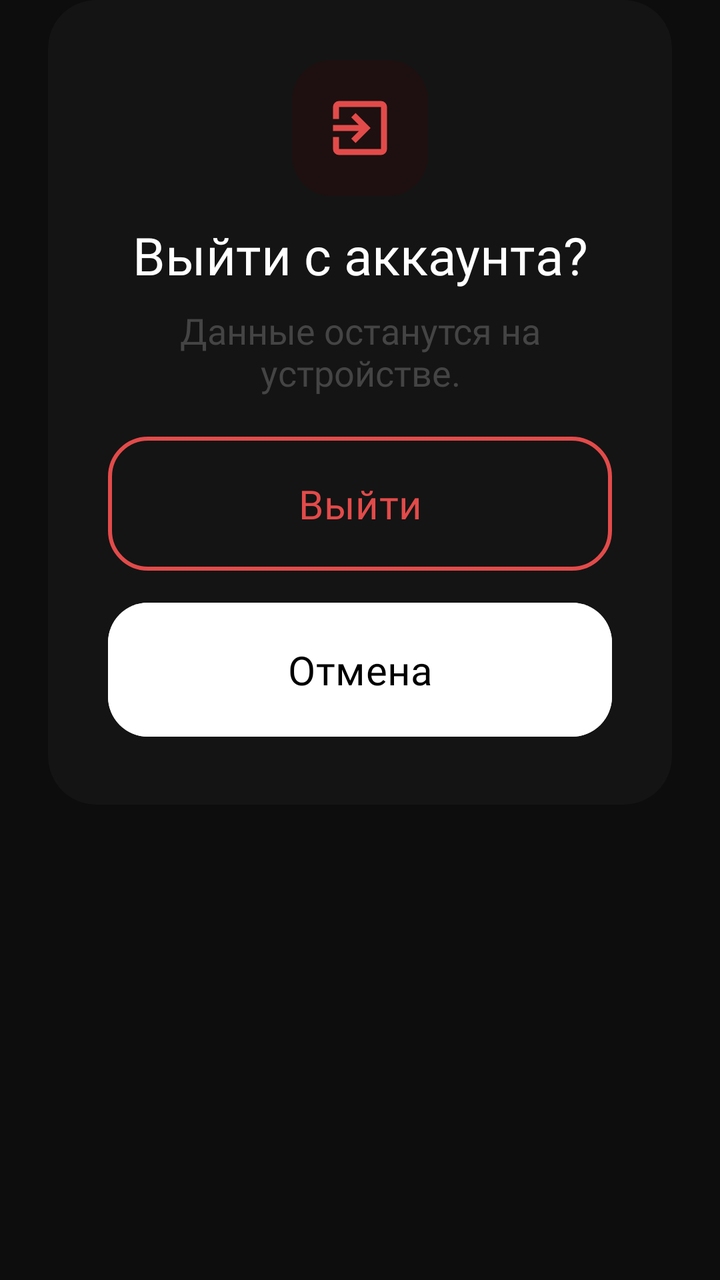
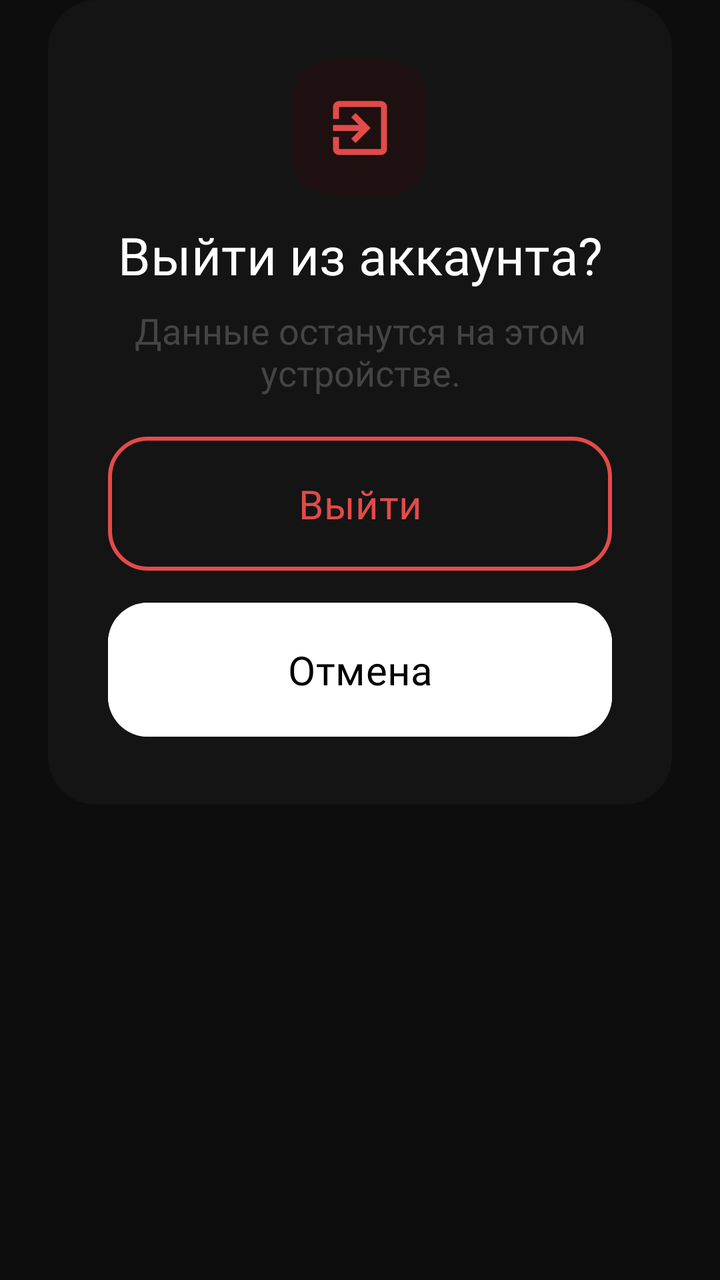

Before-and-after screenshots of an Android layout around one commit, followed by the original layout XML and the change that was made.
<!-- AndroidManifest.xml: application theme Theme.BoredomFocus -->
<!-- res/layout/dialog_sign_out.xml -->
<FrameLayout xmlns:android="http://schemas.android.com/apk/res/android"
    xmlns:app="http://schemas.android.com/apk/res-auto"
    android:layout_width="match_parent"
    android:layout_height="wrap_content"
    android:background="@android:color/transparent"
    android:paddingHorizontal="24dp">

    <com.google.android.material.card.MaterialCardView
        android:id="@+id/cardDialog"
        android:layout_width="match_parent"
        android:layout_height="wrap_content"
        app:cardBackgroundColor="#141414"
        app:cardCornerRadius="24dp"
        app:cardElevation="0dp"
        app:strokeWidth="0dp">

        <androidx.constraintlayout.widget.ConstraintLayout
            android:layout_width="match_parent"
            android:layout_height="wrap_content"
            android:paddingHorizontal="30dp"
            android:paddingVertical="30dp">

            <FrameLayout
                android:id="@+id/flLeaveBackground"
                android:layout_width="68dp"
                android:layout_height="68dp"
                android:background="@drawable/bg_ic_notification_off"
                app:layout_constraintEnd_toEndOf="parent"
                app:layout_constraintStart_toStartOf="parent"
                app:layout_constraintTop_toTopOf="parent">

                <ImageView
                    android:id="@+id/ivBackgroundIcon"
                    android:layout_width="36dp"
                    android:layout_height="36dp"
                    android:layout_gravity="center"
                    android:src="@drawable/ic_leave" />
            </FrameLayout>

            <TextView
                android:id="@+id/tvSignOut"
                android:layout_width="wrap_content"
                android:layout_height="wrap_content"
                android:fontFamily="@font/inter_bold"
                android:text="Выйти с аккаунта?"
                android:textColor="@color/white"
                android:textSize="26sp"
                android:layout_marginTop="12dp"
                app:layout_constraintEnd_toEndOf="parent"
                app:layout_constraintStart_toStartOf="parent"
                app:layout_constraintTop_toBottomOf="@+id/flLeaveBackground" />

            <TextView
                android:id="@+id/tvSignOutDescription"
                android:layout_width="wrap_content"
                android:layout_height="wrap_content"
                android:layout_marginTop="8dp"
                android:fontFamily="@font/inter_medium"
                android:text="Данные останутся на устройстве."
                android:textAlignment="center"
                android:textColor="#444444"
                android:textSize="18sp"
                app:layout_constraintEnd_toEndOf="parent"
                app:layout_constraintStart_toStartOf="parent"
                app:layout_constraintTop_toBottomOf="@+id/tvSignOut" />

            <com.google.android.material.button.MaterialButton
                android:id="@+id/btnSignOut"
                android:layout_width="match_parent"
                android:layout_height="wrap_content"
                android:backgroundTint="#141414"
                android:fontFamily="@font/inter_bold"
                android:padding="20dp"
                android:text="Выйти"
                android:textColor="@color/red_basic"
                android:textSize="20sp"
                app:cornerRadius="20dp"
                android:layout_marginTop="16dp"
                app:layout_constraintEnd_toEndOf="parent"
                app:layout_constraintHorizontal_bias="0.5"
                app:layout_constraintStart_toStartOf="parent"
                app:layout_constraintTop_toBottomOf="@+id/tvSignOutDescription"
                app:strokeColor="@color/red_basic"
                app:strokeWidth="2dp"/>

            <com.google.android.material.button.MaterialButton
                android:id="@+id/btnCancel"
                android:layout_width="match_parent"
                android:layout_height="wrap_content"
                android:layout_marginTop="8dp"
                android:backgroundTint="@color/white"
                android:fontFamily="@font/inter_bold"
                android:padding="20dp"
                android:text="Отмена"
                android:textColor="@color/black"
                android:textSize="20sp"
                app:cornerRadius="20dp"
                app:layout_constraintEnd_toEndOf="parent"
                app:layout_constraintHorizontal_bias="0.5"
                app:layout_constraintStart_toStartOf="parent"
                app:layout_constraintTop_toBottomOf="@+id/btnSignOut"/>

        </androidx.constraintlayout.widget.ConstraintLayout>

    </com.google.android.material.card.MaterialCardView>

</FrameLayout>
<!-- resources referenced by this layout -->
<resources>
  <color name="black">#FF000000</color>
  <color name="red_basic">#E24B4A</color>
  <color name="white">#FFFFFFFF</color>
  <!-- drawable bg_ic_notification_off (drawable) -->
  <?xml version="1.0" encoding="utf-8"?>
  <shape xmlns:android="http://schemas.android.com/apk/res/android">
      <solid android:color="#1E1010"/>
      <corners android:radius="20dp"/>
  </shape>
  <!-- drawable ic_leave (drawable) -->
  <vector xmlns:android="http://schemas.android.com/apk/res/android" android:autoMirrored="true" android:height="24dp" android:tint="#E24B4A" android:viewportHeight="960" android:viewportWidth="960" android:width="24dp">
        
      <path android:fillColor="@android:color/white" android:pathData="M200,840Q167,840 143.5,816.5Q120,793 120,760L120,600L200,600L200,760Q200,760 200,760Q200,760 200,760L760,760Q760,760 760,760Q760,760 760,760L760,200Q760,200 760,200Q760,200 760,200L200,200Q200,200 200,200Q200,200 200,200L200,360L120,360L120,200Q120,167 143.5,143.5Q167,120 200,120L760,120Q793,120 816.5,143.5Q840,167 840,200L840,760Q840,793 816.5,816.5Q793,840 760,840L200,840ZM420,680L364,622L466,520L120,520L120,440L466,440L364,338L420,280L620,480L420,680Z"/>
      
  </vector>
  <style name="Theme.BoredomFocus" parent="Base.Theme.BoredomFocus" />
  <style name="Base.Theme.BoredomFocus" parent="Theme.Material3.DayNight.NoActionBar">
  
          <item name="android:windowBackground">#0D0D0D</item>
  
          <item name="android:statusBarColor">#0D0D0D</item>
          <item name="android:navigationBarColor">#0D0D0D</item>
  
          <item name="android:windowLightStatusBar">false</item>
          <item name="android:windowLightNavigationBar" tools:targetApi="o_mr1">false</item>
  
          <item name="android:windowDrawsSystemBarBackgrounds">true</item>
          <item name="android:enforceNavigationBarContrast" tools:targetApi="q">false</item>
  
      </style>
</resources>

<!-- the commit's change to res/layout/dialog_sign_out.xml (unified diff, before → after) -->
@@ -42,7 +42,7 @@
                 android:layout_width="wrap_content"
                 android:layout_height="wrap_content"
                 android:fontFamily="@font/inter_bold"
-                android:text="Выйти с аккаунта?"
+                android:text="@string/settings_sign_out_title"
                 android:textColor="@color/white"
                 android:textSize="26sp"
                 android:layout_marginTop="12dp"
@@ -56,7 +56,7 @@
                 android:layout_height="wrap_content"
                 android:layout_marginTop="8dp"
                 android:fontFamily="@font/inter_medium"
-                android:text="Данные останутся на устройстве."
+                android:text="@string/settings_sign_out_description"
                 android:textAlignment="center"
                 android:textColor="#444444"
                 android:textSize="18sp"
@@ -71,7 +71,7 @@
                 android:backgroundTint="#141414"
                 android:fontFamily="@font/inter_bold"
                 android:padding="20dp"
-                android:text="Выйти"
+                android:text="@string/settings_sign_out_confirm"
                 android:textColor="@color/red_basic"
                 android:textSize="20sp"
                 app:cornerRadius="20dp"
@@ -91,7 +91,7 @@
                 android:backgroundTint="@color/white"
                 android:fontFamily="@font/inter_bold"
                 android:padding="20dp"
-                android:text="Отмена"
+                android:text="@string/settings_sign_out_cancel"
                 android:textColor="@color/black"
                 android:textSize="20sp"
                 app:cornerRadius="20dp"
<!-- resource entries referenced after the edit -->
@@ -15,6 +15,18 @@
       <path android:fillColor="@android:color/white" android:pathData="M200,840Q167,840 143.5,816.5Q120,793 120,760L120,600L200,600L200,760Q200,760 200,760Q200,760 200,760L760,760Q760,760 760,760Q760,760 760,760L760,200Q760,200 760,200Q760,200 760,200L200,200Q200,200 200,200Q200,200 200,200L200,360L120,360L120,200Q120,167 143.5,143.5Q167,120 200,120L760,120Q793,120 816.5,143.5Q840,167 840,200L840,760Q840,793 816.5,816.5Q793,840 760,840L200,840ZM420,680L364,622L466,520L120,520L120,440L466,440L364,338L420,280L620,480L420,680Z"/>
       
   </vector>
+  <string name="settings_sign_out_cancel">
+          Отмена
+      </string>
+  <string name="settings_sign_out_confirm">
+          Выйти
+      </string>
+  <string name="settings_sign_out_description">
+          Данные останутся на этом устройстве.
+      </string>
+  <string name="settings_sign_out_title">
+          Выйти из аккаунта?
+      </string>
   <style name="Theme.BoredomFocus" parent="Base.Theme.BoredomFocus" />
   <style name="Base.Theme.BoredomFocus" parent="Theme.Material3.DayNight.NoActionBar">
   
